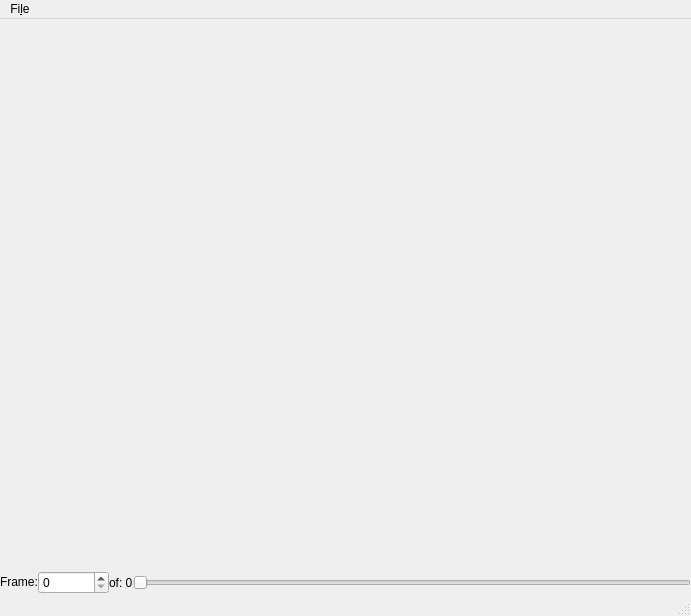
Above: src/scipyen/gui/imageviewer.ui from ctigaret/scipyen before the change. Below: the same form after it.
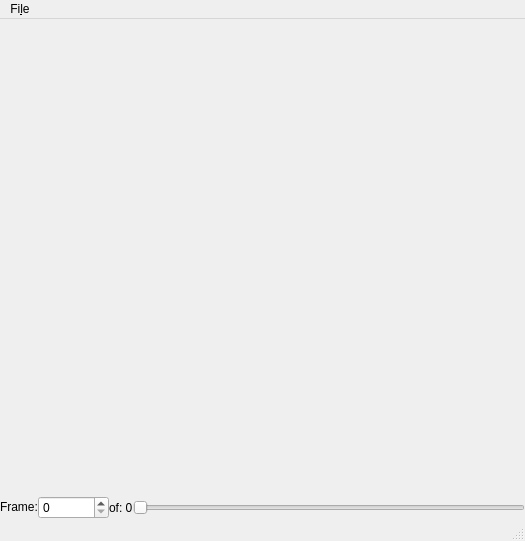
That is the form after the change. Icons and pictures are not drawn.

Diff of the .ui file:
```diff
--- a/src/scipyen/gui/imageviewer.ui
+++ b/src/scipyen/gui/imageviewer.ui
@@ -6,8 +6,8 @@
    <rect>
     <x>0</x>
     <y>0</y>
-    <width>691</width>
-    <height>616</height>
+    <width>525</width>
+    <height>541</height>
    </rect>
   </property>
   <property name="sizePolicy">
@@ -155,8 +155,8 @@
     <rect>
      <x>0</x>
      <y>0</y>
-     <width>691</width>
-     <height>27</height>
+     <width>525</width>
+     <height>28</height>
     </rect>
    </property>
    <widget class="QMenu" name="menuFile">
```
Left out of the diff: 4 changed lines with no effect on the pictures.
